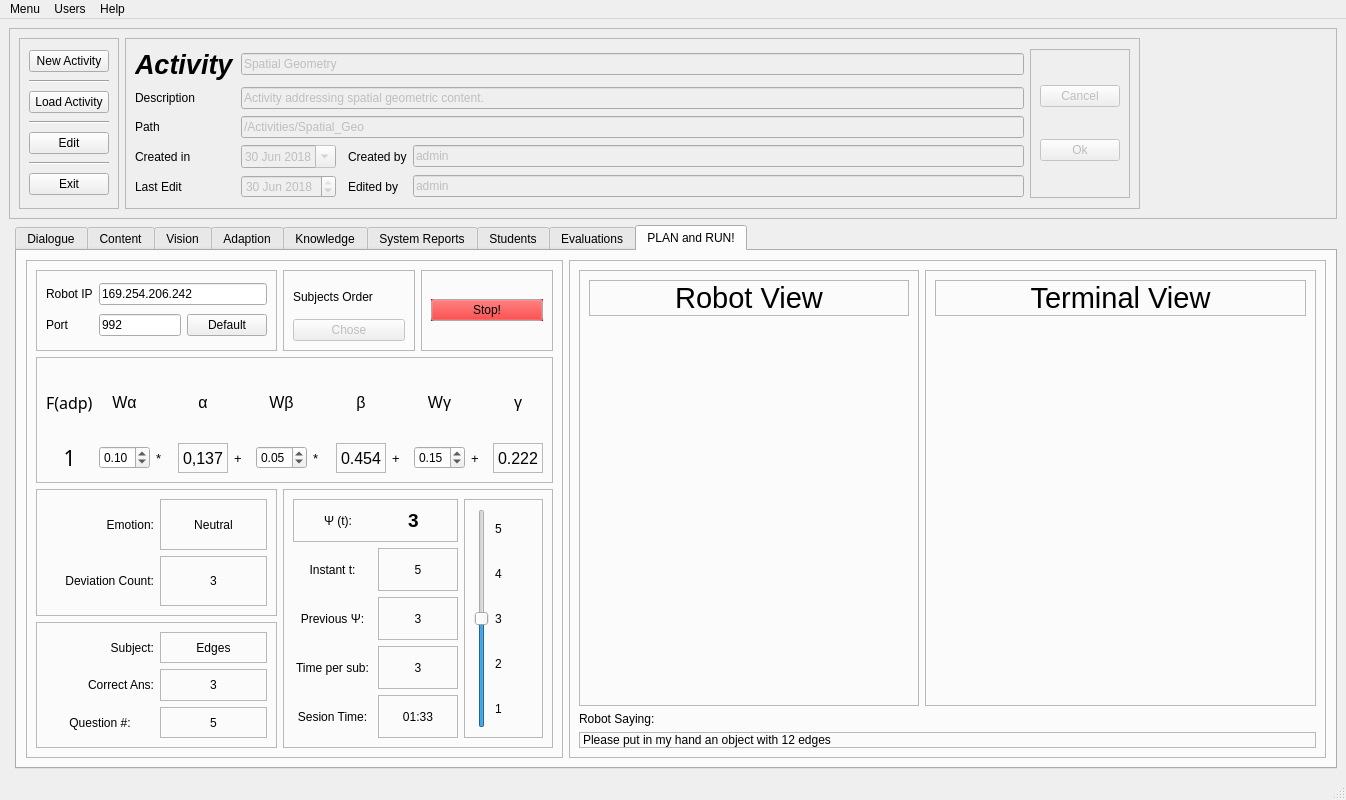
First picture: the form in Arch_2_1/GUI/activities_Manager.ui, repository LAR-Educational/Architecture_v2_0, before the edit.
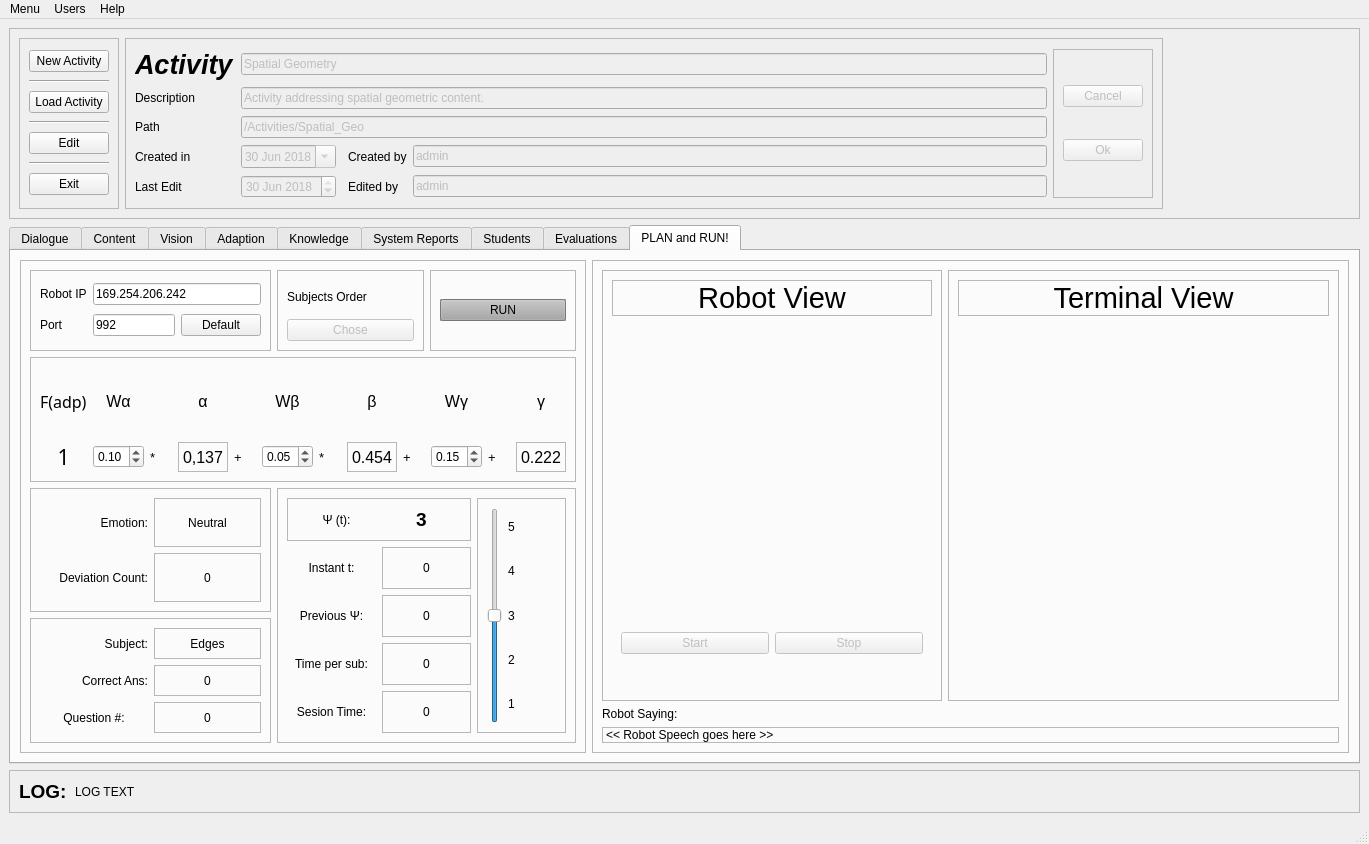
Second picture: the form after the edit. The open tabs and pages were chosen to show the change. Icons and pictures are not drawn.

The edit to the form file:
```diff
--- a/Arch_2_1/GUI/activities_Manager.ui
+++ b/Arch_2_1/GUI/activities_Manager.ui
@@ -6,8 +6,8 @@
    <rect>
     <x>0</x>
     <y>0</y>
-    <width>1346</width>
-    <height>800</height>
+    <width>1369</width>
+    <height>844</height>
    </rect>
   </property>
   <property name="font">
@@ -19,11 +19,8 @@
    <string>MainWindow</string>
   </property>
   <widget class="QWidget" name="centralwidget">
-   <layout class="QFormLayout" name="formLayout_2">
-    <property name="fieldGrowthPolicy">
-     <enum>QFormLayout::AllNonFixedFieldsGrow</enum>
-    </property>
-    <item row="0" column="0" colspan="2">
+   <layout class="QGridLayout" name="gridLayout_13">
+    <item row="0" column="0">
      <widget class="QFrame" name="frame_17">
       <property name="frameShape">
        <enum>QFrame::StyledPanel</enum>
@@ -318,7 +315,7 @@
       </layout>
      </widget>
     </item>
-    <item row="1" column="1">
+    <item row="1" column="0">
      <widget class="QTabWidget" name="modules_tabWidget">
       <property name="enabled">
        <bool>true</bool>
@@ -942,6 +939,13 @@
                <enum>QFrame::Raised</enum>
               </property>
               <layout class="QVBoxLayout" name="verticalLayout_13">
+               <item>
+                <widget class="QPushButton" name="pushButton_23">
+                 <property name="text">
+                  <string>Load Tables</string>
+                 </property>
+                </widget>
+               </item>
                <item>
                 <widget class="QPushButton" name="pushButton_34">
                  <property name="text">
@@ -3887,7 +3891,7 @@
                  <enum>QFrame::StyledPanel</enum>
                 </property>
                 <property name="text">
-                 <string>3</string>
+                 <string>0</string>
                 </property>
                 <property name="alignment">
                  <set>Qt::AlignCenter</set>
@@ -3930,7 +3934,7 @@
                  <enum>QFrame::StyledPanel</enum>
                 </property>
                 <property name="text">
-                 <string>5</string>
+                 <string>0</string>
                 </property>
                 <property name="alignment">
                  <set>Qt::AlignCenter</set>
@@ -3950,23 +3954,140 @@
              </property>
              <layout class="QGridLayout" name="gridLayout_53">
               <item row="0" column="0">
-               <widget class="QPushButton" name="pushButton_23">
+               <widget class="QPushButton" name="pushButton_run_activity">
                 <property name="palette">
                  <palette>
                   <active>
+                   <colorrole role="WindowText">
+                    <brush brushstyle="SolidPattern">
+                     <color alpha="255">
+                      <red>0</red>
+                      <green>0</green>
+                      <blue>0</blue>
+                     </color>
+                    </brush>
+                   </colorrole>
                    <colorrole role="Button">
                     <brush brushstyle="SolidPattern">
                      <color alpha="255">
-                      <red>242</red>
-                      <green>0</green>
-                      <blue>0</blue>
+                      <red>167</red>
+                      <green>167</green>
+                      <blue>167</blue>
+                     </color>
+                    </brush>
+                   </colorrole>
+                   <colorrole role="Light">
+                    <brush brushstyle="SolidPattern">
+                     <color alpha="255">
+                      <red>251</red>
+                      <green>251</green>
+                      <blue>251</blue>
                      </color>
                     </brush>
                    </colorrole>
                    <colorrole role="Midlight">
                     <brush brushstyle="SolidPattern">
                      <color alpha="255">
+                      <red>209</red>
+                      <green>209</green>
+                      <blue>209</blue>
+                     </color>
+                    </brush>
+                   </colorrole>
+                   <colorrole role="Dark">
+                    <brush brushstyle="SolidPattern">
+                     <color alpha="255">
+                      <red>83</red>
+                      <green>83</green>
+                      <blue>83</blue>
+                     </color>
+                    </brush>
+                   </colorrole>
+                   <colorrole role="Mid">
+                    <brush brushstyle="SolidPattern">
+                     <color alpha="255">
+                      <red>111</red>
+                      <green>111</green>
+                      <blue>111</blue>
+                     </color>
+                    </brush>
+                   </colorrole>
+                   <colorrole role="Text">
+                    <brush brushstyle="SolidPattern">
+                     <color alpha="255">
+                      <red>0</red>
+                      <green>0</green>
+                      <blue>0</blue>
+                     </color>
+                    </brush>
+                   </colorrole>
+                   <colorrole role="BrightText">
+                    <brush brushstyle="SolidPattern">
+                     <color alpha="255">
                       <red>255</red>
+                      <green>255</green>
+                      <blue>255</blue>
+                     </color>
+                    </brush>
+                   </colorrole>
+                   <colorrole role="ButtonText">
+                    <brush brushstyle="SolidPattern">
+                     <color alpha="255">
+                      <red>0</red>
+                      <green>0</green>
+                      <blue>0</blue>
+                     </color>
+                    </brush>
+                   </colorrole>
+                   <colorrole role="Base">
+                    <brush brushstyle="SolidPattern">
+                     <color alpha="255">
+                      <red>255</red>
+                      <green>255</green>
+                      <blue>255</blue>
+                     </color>
+                    </brush>
+                   </colorrole>
+                   <colorrole role="Window">
+                    <brush brushstyle="SolidPattern">
+                     <color alpha="255">
+                      <red>167</red>
+                      <green>167</green>
+                      <blue>167</blue>
+                     </color>
+                    </brush>
+                   </colorrole>
+                   <colorrole role="Shadow">
+                    <brush brushstyle="SolidPattern">
+                     <color alpha="255">
+                      <red>0</red>
+                      <green>0</green>
+                      <blue>0</blue>
+                     </color>
+                    </brush>
+                   </colorrole>
+                   <colorrole role="AlternateBase">
+                    <brush brushstyle="SolidPattern">
+                     <color alpha="255">
+                      <red>211</red>
+                      <green>211</green>
+                      <blue>211</blue>
+                     </color>
+                    </brush>
+                   </colorrole>
+                   <colorrole role="ToolTipBase">
+                    <brush brushstyle="SolidPattern">
+                     <color alpha="255">
+                      <red>255</red>
+                      <green>255</green>
+                      <blue>220</blue>
+                     </color>
+                    </brush>
+                   </colorrole>
+                   <colorrole role="ToolTipText">
+                    <brush brushstyle="SolidPattern">
+                     <color alpha="255">
+                      <red>0</red>
                       <green>0</green>
                       <blue>0</blue>
                      </color>
@@ -3974,19 +4095,136 @@
                    </colorrole>
                   </active>
                   <inactive>
+                   <colorrole role="WindowText">
+                    <brush brushstyle="SolidPattern">
+                     <color alpha="255">
+                      <red>0</red>
+                      <green>0</green>
+                      <blue>0</blue>
+                     </color>
+                    </brush>
+                   </colorrole>
                    <colorrole role="Button">
                     <brush brushstyle="SolidPattern">
                      <color alpha="255">
-                      <red>242</red>
-                      <green>0</green>
-                      <blue>0</blue>
+                      <red>167</red>
+                      <green>167</green>
+                      <blue>167</blue>
+                     </color>
+                    </brush>
+                   </colorrole>
+                   <colorrole role="Light">
+                    <brush brushstyle="SolidPattern">
+                     <color alpha="255">
+                      <red>251</red>
+                      <green>251</green>
+                      <blue>251</blue>
                      </color>
                     </brush>
                    </colorrole>
                    <colorrole role="Midlight">
                     <brush brushstyle="SolidPattern">
                      <color alpha="255">
+                      <red>209</red>
+                      <green>209</green>
+                      <blue>209</blue>
+                     </color>
+                    </brush>
+                   </colorrole>
+                   <colorrole role="Dark">
+                    <brush brushstyle="SolidPattern">
+                     <color alpha="255">
+                      <red>83</red>
+                      <green>83</green>
+                      <blue>83</blue>
+                     </color>
+                    </brush>
+                   </colorrole>
+                   <colorrole role="Mid">
+                    <brush brushstyle="SolidPattern">
+                     <color alpha="255">
+                      <red>111</red>
+                      <green>111</green>
+                      <blue>111</blue>
+                     </color>
+                    </brush>
+                   </colorrole>
+                   <colorrole role="Text">
+                    <brush brushstyle="SolidPattern">
+                     <color alpha="255">
+                      <red>0</red>
+                      <green>0</green>
+                      <blue>0</blue>
+                     </color>
+                    </brush>
+                   </colorrole>
+                   <colorrole role="BrightText">
+                    <brush brushstyle="SolidPattern">
+                     <color alpha="255">
                       <red>255</red>
+                      <green>255</green>
+                      <blue>255</blue>
+                     </color>
+                    </brush>
+                   </colorrole>
+                   <colorrole role="ButtonText">
+                    <brush brushstyle="SolidPattern">
+                     <color alpha="255">
+                      <red>0</red>
+                      <green>0</green>
+                      <blue>0</blue>
+                     </color>
+                    </brush>
+                   </colorrole>
+                   <colorrole role="Base">
+                    <brush brushstyle="SolidPattern">
+                     <color alpha="255">
+                      <red>255</red>
+                      <green>255</green>
+                      <blue>255</blue>
+                     </color>
+                    </brush>
+                   </colorrole>
+                   <colorrole role="Window">
+                    <brush brushstyle="SolidPattern">
+                     <color alpha="255">
+                      <red>167</red>
+                      <green>167</green>
+                      <blue>167</blue>
+                     </color>
+                    </brush>
+                   </colorrole>
+                   <colorrole role="Shadow">
+                    <brush brushstyle="SolidPattern">
+                     <color alpha="255">
+                      <red>0</red>
+                      <green>0</green>
+                      <blue>0</blue>
+                     </color>
+                    </brush>
+                   </colorrole>
+                   <colorrole role="AlternateBase">
+                    <brush brushstyle="SolidPattern">
+                     <color alpha="255">
+                      <red>211</red>
+                      <green>211</green>
+                      <blue>211</blue>
+                     </color>
+                    </brush>
+                   </colorrole>
+                   <colorrole role="ToolTipBase">
+                    <brush brushstyle="SolidPattern">
+                     <color alpha="255">
+                      <red>255</red>
+                      <green>255</green>
+                      <blue>220</blue>
+                     </color>
+                    </brush>
+                   </colorrole>
+                   <colorrole role="ToolTipText">
+                    <brush brushstyle="SolidPattern">
+                     <color alpha="255">
+                      <red>0</red>
                       <green>0</green>
                       <blue>0</blue>
                      </color>
@@ -3994,19 +4232,136 @@
                    </colorrole>
                   </inactive>
                   <disabled>
+                   <colorrole role="WindowText">
+                    <brush brushstyle="SolidPattern">
+                     <color alpha="255">
+                      <red>83</red>
+                      <green>83</green>
+                      <blue>83</blue>
+                     </color>
+                    </brush>
+                   </colorrole>
                    <colorrole role="Button">
                     <brush brushstyle="SolidPattern">
                      <color alpha="255">
-                      <red>242</red>
+                      <red>167</red>
+                      <green>167</green>
+                      <blue>167</blue>
+                     </color>
+                    </brush>
+                   </colorrole>
+                   <colorrole role="Light">
+                    <brush brushstyle="SolidPattern">
+                     <color alpha="255">
+                      <red>251</red>
+                      <green>251</green>
+                      <blue>251</blue>
+                     </color>
+                    </brush>
+                   </colorrole>
+                   <colorrole role="Midlight">
+                    <brush brushstyle="SolidPattern">
+                     <color alpha="255">
+                      <red>209</red>
+                      <green>209</green>
+                      <blue>209</blue>
+                     </color>
+                    </brush>
+                   </colorrole>
+                   <colorrole role="Dark">
+                    <brush brushstyle="SolidPattern">
+                     <color alpha="255">
+                      <red>83</red>
+                      <green>83</green>
+                      <blue>83</blue>
+                     </color>
+                    </brush>
+                   </colorrole>
+                   <colorrole role="Mid">
+                    <brush brushstyle="SolidPattern">
+                     <color alpha="255">
+                      <red>111</red>
+                      <green>111</green>
+                      <blue>111</blue>
+                     </color>
+                    </brush>
+                   </colorrole>
+                   <colorrole role="Text">
+                    <brush brushstyle="SolidPattern">
+                     <color alpha="255">
+                      <red>83</red>
+                      <green>83</green>
+                      <blue>83</blue>
+                     </color>
+                    </brush>
+                   </colorrole>
+                   <colorrole role="BrightText">
+                    <brush brushstyle="SolidPattern">
+                     <color alpha="255">
+                      <red>255</red>
+                      <green>255</green>
+                      <blue>255</blue>
+                     </color>
+                    </brush>
+                   </colorrole>
+                   <colorrole role="ButtonText">
+                    <brush brushstyle="SolidPattern">
+                     <color alpha="255">
+                      <red>83</red>
+                      <green>83</green>
+                      <blue>83</blue>
+                     </color>
+                    </brush>
+                   </colorrole>
+                   <colorrole role="Base">
+                    <brush brushstyle="SolidPattern">
+                     <color alpha="255">
+                      <red>167</red>
+                      <green>167</green>
+                      <blue>167</blue>
+                     </color>
+                    </brush>
+                   </colorrole>
+                   <colorrole role="Window">
+                    <brush brushstyle="SolidPattern">
+                     <color alpha="255">
+                      <red>167</red>
+                      <green>167</green>
+                      <blue>167</blue>
+                     </color>
+                    </brush>
+                   </colorrole>
+                   <colorrole role="Shadow">
+                    <brush brushstyle="SolidPattern">
+                     <color alpha="255">
+                      <red>0</red>
                       <green>0</green>
                       <blue>0</blue>
                      </color>
                     </brush>
                    </colorrole>
-                   <colorrole role="Midlight">
+                   <colorrole role="AlternateBase">
+                    <brush brushstyle="SolidPattern">
+                     <color alpha="255">
+                      <red>167</red>
+                      <green>167</green>
+                      <blue>167</blue>
+                     </color>
+                    </brush>
+                   </colorrole>
+                   <colorrole role="ToolTipBase">
                     <brush brushstyle="SolidPattern">
                      <color alpha="255">
                       <red>255</red>
+                      <green>255</green>
+                      <blue>220</blue>
+                     </color>
+                    </brush>
+                   </colorrole>
+                   <colorrole role="ToolTipText">
+                    <brush brushstyle="SolidPattern">
+                     <color alpha="255">
+                      <red>0</red>
                       <green>0</green>
                       <blue>0</blue>
                      </color>
@@ -4015,11 +4370,16 @@
                   </disabled>
                  </palette>
                 </property>
+                <property name="font">
+                 <font>
+                  <kerning>false</kerning>
+                 </font>
+                </property>
                 <property name="autoFillBackground">
                  <bool>true</bool>
                 </property>
                 <property name="text">
-                 <string>Stop!</string>
+                 <string>RUN</string>
                 </property>
                 <property name="default">
                  <bool>false</bool>
@@ -4440,7 +4800,7 @@
                  <enum>QFrame::StyledPanel</enum>
                 </property>
                 <property name="text">
-                 <string>3</string>
+                 <string>0</string>
                 </property>
                 <property name="alignment">
                  <set>Qt::AlignCenter</set>
@@ -4474,26 +4834,13 @@
                 </property>
                </widget>
               </item>
-              <item row="5" column="1">
-               <widget class="QLabel" name="label_127">
-                <property name="frameShape">
-                 <enum>QFrame::StyledPanel</enum>
-                </property>
-                <property name="text">
-                 <string>01:33</string>
-                </property>
-                <property name="alignment">
-                 <set>Qt::AlignCenter</set>
-                </property>
-               </widget>
-              </item>
               <item row="2" column="1">
                <widget class="QLabel" name="label_128">
                 <property name="frameShape">
                  <enum>QFrame::StyledPanel</enum>
                 </property>
                 <property name="text">
-                 <string>5</string>
+                 <string>0</string>
                 </property>
                 <property name="alignment">
                  <set>Qt::AlignCenter</set>
@@ -4521,7 +4868,7 @@
                  <enum>QFrame::StyledPanel</enum>
                 </property>
                 <property name="text">
-                 <string>3</string>
+                 <string>0</string>
                 </property>
                 <property name="alignment">
                  <set>Qt::AlignCenter</set>
@@ -4534,7 +4881,7 @@
                  <enum>QFrame::StyledPanel</enum>
                 </property>
                 <property name="text">
-                 <string>3</string>
+                 <string>0</string>
                 </property>
                 <property name="alignment">
                  <set>Qt::AlignCenter</set>
@@ -4682,6 +5029,19 @@
                 </layout>
                </widget>
               </item>
+              <item row="5" column="1">
+               <widget class="QLabel" name="clock_display">
+                <property name="frameShape">
+                 <enum>QFrame::StyledPanel</enum>
+                </property>
+                <property name="text">
+                 <string>0</string>
+                </property>
+                <property name="alignment">
+                 <set>Qt::AlignCenter</set>
+                </property>
+               </widget>
+              </item>
              </layout>
             </widget>
            </item>
@@ -4697,99 +5057,6 @@
            <enum>QFrame::Raised</enum>
           </property>
           <layout class="QGridLayout" name="gridLayout_52">
-           <item row="0" column="0">
-            <widget class="QFrame" name="frame_48">
-             <property name="maximumSize">
-              <size>
-               <width>1111</width>
-               <height>1111</height>
-              </size>
-             </property>
-             <property name="font">
-              <font>
-               <family>Ubuntu</family>
-              </font>
-             </property>
-             <property name="frameShape">
-              <enum>QFrame::StyledPanel</enum>
-             </property>
-             <property name="frameShadow">
-              <enum>QFrame::Raised</enum>
-             </property>
-             <layout class="QGridLayout" name="gridLayout_40">
-              <item row="0" column="0">
-               <widget class="QLabel" name="label_83">
-                <property name="font">
-                 <font>
-                  <family>Ubuntu</family>
-                  <pointsize>22</pointsize>
-                 </font>
-                </property>
-                <property name="frameShape">
-                 <enum>QFrame::StyledPanel</enum>
-                </property>
-                <property name="text">
-                 <string>Robot View</string>
-                </property>
-                <property name="alignment">
-                 <set>Qt::AlignCenter</set>
-                </property>
-               </widget>
-              </item>
-              <item row="1" column="0">
-               <spacer name="verticalSpacer_11">
-                <property name="orientation">
-                 <enum>Qt::Vertical</enum>
-                </property>
-                <property name="sizeHint" stdset="0">
-                 <size>
-                  <width>20</width>
-                  <height>40</height>
-                 </size>
-                </property>
-               </spacer>
-              </item>
-              <item row="3" column="0">
-               <spacer name="verticalSpacer_12">
-                <property name="orientation">
-                 <enum>Qt::Vertical</enum>
-                </property>
-                <property name="sizeHint" stdset="0">
-                 <size>
-                  <width>20</width>
-                  <height>40</height>
-                 </size>
-                </property>
-               </spacer>
-              </item>
-              <item row="2" column="0">
-               <widget class="QLabel" name="label_78">
-                <property name="minimumSize">
-                 <size>
-                  <width>320</width>
-                  <height>240</height>
-                 </size>
-                </property>
-                <property name="maximumSize">
-                 <size>
-                  <width>320</width>
-                  <height>240</height>
-                 </size>
-                </property>
-                <property name="text">
-                 <string/>
-                </property>
-                <property name="pixmap">
-                 <pixmap resource="imgs.qrc">:/imgs/cub.jpg</pixmap>
-                </property>
-                <property name="scaledContents">
-                 <bool>true</bool>
-                </property>
-               </widget>
-              </item>
-             </layout>
-            </widget>
-           </item>
            <item row="0" column="1">
             <widget class="QFrame" name="frame_49">
              <property name="maximumSize">
@@ -4896,10 +5163,142 @@
               <enum>QFrame::StyledPanel</enum>
              </property>
              <property name="text">
-              <string>Please put in my hand an object with 12 edges</string>
+              <string>&lt;&lt; Robot Speech goes here &gt;&gt;</string>
              </property>
             </widget>
            </item>
+           <item row="0" column="0">
+            <widget class="QFrame" name="frame_48">
+             <property name="maximumSize">
+              <size>
+               <width>1111</width>
+               <height>1111</height>
+              </size>
+             </property>
+             <property name="font">
+              <font>
+               <family>Ubuntu</family>
+              </font>
+             </property>
+             <property name="frameShape">
+              <enum>QFrame::StyledPanel</enum>
+             </property>
+             <property name="frameShadow">
+              <enum>QFrame::Raised</enum>
+             </property>
+             <layout class="QGridLayout" name="gridLayout_40">
+              <item row="0" column="0">
+               <widget class="QLabel" name="label_83">
+                <property name="font">
+                 <font>
+                  <family>Ubuntu</family>
+                  <pointsize>22</pointsize>
+                 </font>
+                </property>
+                <property name="frameShape">
+                 <enum>QFrame::StyledPanel</enum>
+                </property>
+                <property name="text">
+                 <string>Robot View</string>
+                </property>
+                <property name="alignment">
+                 <set>Qt::AlignCenter</set>
+                </property>
+               </widget>
+              </item>
+              <item row="1" column="0">
+               <spacer name="verticalSpacer_11">
+                <property name="orientation">
+                 <enum>Qt::Vertical</enum>
+                </property>
+                <property name="sizeHint" stdset="0">
+                 <size>
+                  <width>20</width>
+                  <height>40</height>
+                 </size>
+                </property>
+               </spacer>
+              </item>
+              <item row="2" column="0">
+               <widget class="QLabel" name="img_from_cam">
+                <property name="minimumSize">
+                 <size>
+                  <width>320</width>
+                  <height>240</height>
+                 </size>
+                </property>
+                <property name="maximumSize">
+                 <size>
+                  <width>320</width>
+                  <height>240</height>
+                 </size>
+                </property>
+                <property name="text">
+                 <string/>
+                </property>
+                <property name="pixmap">
+                 <pixmap resource="imgs.qrc">:/imgs/cub.jpg</pixmap>
+                </property>
+                <property name="scaledContents">
+                 <bool>true</bool>
+                </property>
+               </widget>
+              </item>
+              <item row="4" column="0">
+               <widget class="QWidget" name="widget" native="true">
+                <layout class="QHBoxLayout" name="horizontalLayout_18">
+                 <item>
+                  <widget class="QPushButton" name="pushButton_start_robot_view">
+                   <property name="enabled">
+                    <bool>false</bool>
+                   </property>
+                   <property name="text">
+                    <string>Start</string>
+                   </property>
+                  </widget>
+                 </item>
+                 <item>
+                  <widget class="QPushButton" name="pushButton_stop_robot_view">
+                   <property name="enabled">
+                    <bool>false</bool>
+                   </property>
+                   <property name="text">
+                    <string>Stop</string>
+                   </property>
+                  </widget>
+                 </item>
+                </layout>
+               </widget>
+              </item>
+              <item row="6" column="0">
+               <spacer name="verticalSpacer_12">
+                <property name="orientation">
+                 <enum>Qt::Vertical</enum>
+                </property>
+                <property name="sizeHint" stdset="0">
+                 <size>
+                  <width>20</width>
+                  <height>40</height>
+                 </size>
+                </property>
+               </spacer>
+              </item>
+              <item row="3" column="0">
+               <spacer name="verticalSpacer_8">
+                <property name="orientation">
+                 <enum>Qt::Vertical</enum>
+                </property>
+                <property name="sizeHint" stdset="0">
+                 <size>
+                  <width>20</width>
+                  <height>40</height>
+                 </size>
+                </property>
+               </spacer>
+              </item>
+             </layout>
+            </widget>
+           </item>
           </layout>
          </widget>
         </item>
@@ -4907,6 +5306,45 @@
       </widget>
      </widget>
     </item>
+    <item row="2" column="0">
+     <widget class="QFrame" name="frame_70">
+      <property name="frameShape">
+       <enum>QFrame::StyledPanel</enum>
+      </property>
+      <property name="frameShadow">
+       <enum>QFrame::Raised</enum>
+      </property>
+      <layout class="QHBoxLayout" name="horizontalLayout_17">
+       <item>
+        <widget class="QLabel" name="label_78">
+         <property name="maximumSize">
+          <size>
+           <width>50</width>
+           <height>111</height>
+          </size>
+         </property>
+         <property name="font">
+          <font>
+           <pointsize>14</pointsize>
+           <weight>75</weight>
+           <bold>true</bold>
+          </font>
+         </property>
+         <property name="text">
+          <string>LOG:</string>
+         </property>
+        </widget>
+       </item>
+       <item>
+        <widget class="QLabel" name="log_text">
+         <property name="text">
+          <string>LOG TEXT</string>
+         </property>
+        </widget>
+       </item>
+      </layout>
+     </widget>
+    </item>
    </layout>
   </widget>
   <widget class="QMenuBar" name="menubar">
@@ -4914,7 +5352,7 @@
     <rect>
      <x>0</x>
      <y>0</y>
-     <width>1346</width>
+     <width>1369</width>
      <height>26</height>
     </rect>
    </property>
```
Left out of the diff: 513 changed lines with no effect on the pictures.
